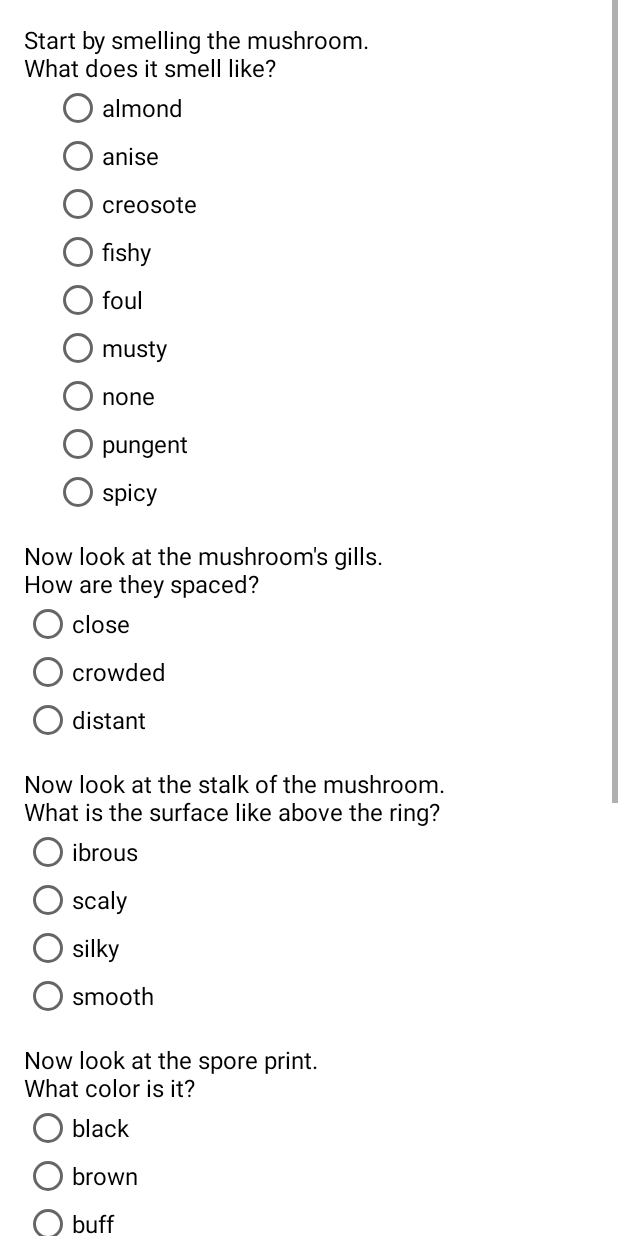
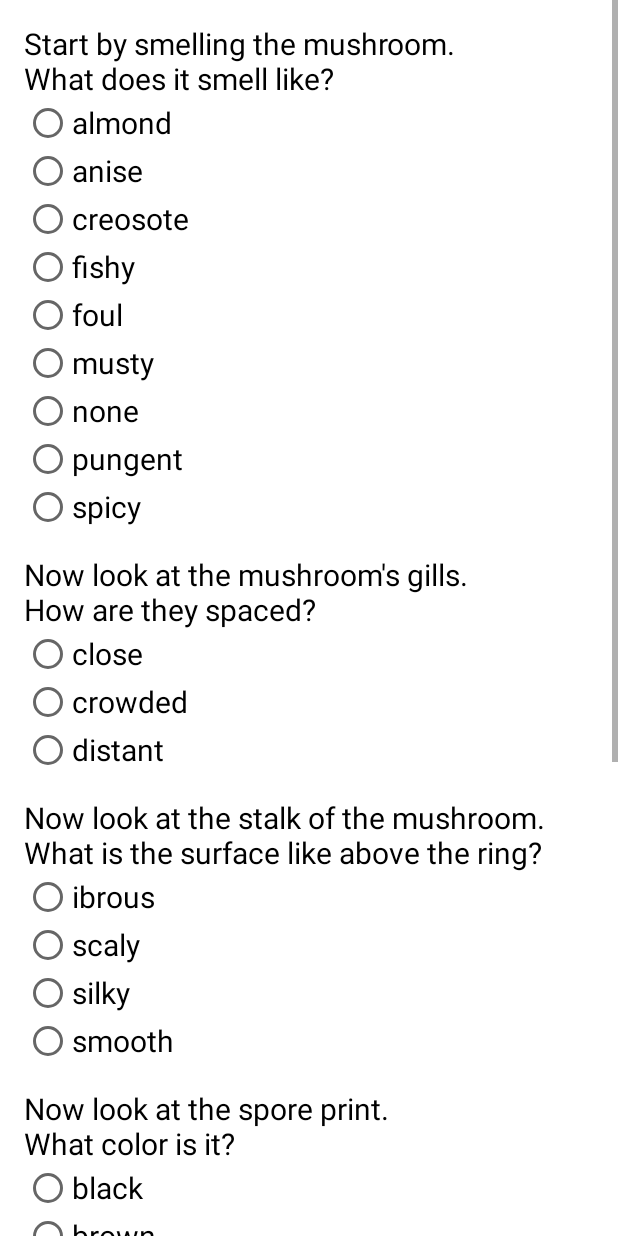
Before and after one commit to leonardishere/MushroomAnalyzer, an Android app: the screen it shows after launch (FeatureFormActivity), after a tap on "ANALYZE MUSHROOM", on a phone screen of 412 x 824 dp. Run offline under Robolectric (Android 15) with nearby library versions, the phone set to English and light mode, and no system bars.

Commit message:
last tweaks, created apk, released to play store

```diff
--- a/app/build.gradle
+++ b/app/build.gradle
@@ -7,8 +7,8 @@ android {
         applicationId "io.github.leonardishere.mushroomanalyzer"
         minSdkVersion 15
         targetSdkVersion 25
-        versionCode 1
-        versionName "1.0"
+        versionCode 2
+        versionName "2.0"
         testInstrumentationRunner "android.support.test.runner.AndroidJUnitRunner"
     }
     buildTypes {
--- a/app/src/main/java/io/github/leonardishere/mushroomanalyzer/FeatureFormActivity.java
+++ b/app/src/main/java/io/github/leonardishere/mushroomanalyzer/FeatureFormActivity.java
@@ -14,17 +14,12 @@ public class FeatureFormActivity extends AppCompatActivity{
     protected void onCreate(Bundle savedInstanceState) {
         super.onCreate(savedInstanceState);
         setContentView(R.layout.activity_feature_form);
-        Button button = (Button) findViewById(R.id.nextButton);
-        //button.setEnabled(false);
     }
 
-    /*
-    public void help(View view){
-        Intent intent = new Intent(this, DebugActivity.class);
-        intent.putExtra(getString(R.string.debug), "help isn't coming");
-        startActivity(intent);
-    }
-    */
+    /**
+     * Enables or disables the next button if all radio groups have a selection.
+     * @param view the radiobutton that was clicked
+     */
     public void onRadioButtonClicked(View view){
         RadioGroup[] groups = new RadioGroup[]{
                 (RadioGroup) findViewById(R.id.radioGroup0),
@@ -44,6 +39,10 @@ public class FeatureFormActivity extends AppCompatActivity{
         button.setEnabled(allSelected);
     }
 
+    /**
+     * Gets the values from the form and sends them to a new ResultsActivity.
+     * @param view the next button
+     */
     public void next(View view){
         String[] featureNames = new String[]{
             "odor",
@@ -60,6 +59,7 @@ public class FeatureFormActivity extends AppCompatActivity{
                 (RadioGroup) findViewById(R.id.radioGroup3),
                 (RadioGroup) findViewById(R.id.radioGroup4)
         };
+        //iterate over every radio group
         for(int i = 0; i < features.length; ++i){
             int id = groups[i].getCheckedRadioButtonId();
             if(id == -1){
--- a/app/src/main/res/layout/activity_feature_form.xml
+++ b/app/src/main/res/layout/activity_feature_form.xml
@@ -28,7 +28,6 @@
         <RadioGroup
             android:layout_width="match_parent"
             android:layout_height="wrap_content"
-            android:layout_marginLeft="20dp"
             android:id="@+id/radioGroup0"
             >
             <RadioButton
@@ -355,30 +354,8 @@
             android:onClick="next"
             android:enabled="false"
             android:id="@+id/nextButton"
+            android:textSize="20sp"
             />
-        <!--
-        <TextView
-            android:layout_width="match_parent"
-            android:layout_height="wrap_content"
-            android:text="@string/prompt"
-            />
-        <RadioGroup
-            android:layout_width="match_parent"
-            android:layout_height="wrap_content"
-            >
-            <RadioButton
-                android:layout_width="match_parent"
-                android:layout_height="wrap_content"
-                android:text="@string/radio__"
-                />
-        </RadioGroup>
-        <Button
-            android:layout_width="wrap_content"
-            android:layout_height="wrap_content"
-            android:text="@string/help"
-            android:onClick="help"
-            />
-        -->
         <android.support.v4.widget.Space
             android:layout_width="match_parent"
             android:layout_height="15dp" />
--- a/app/src/main/res/layout/activity_results.xml
+++ b/app/src/main/res/layout/activity_results.xml
@@ -13,7 +13,7 @@
     <TextView
         android:layout_width="match_parent"
         android:layout_height="wrap_content"
-        android:text="@string/empty"
+        android:text="@string/resultsActivityHeader"
         android:id="@+id/resultText1"
         android:textAlignment="center"
         />
@@ -23,7 +23,7 @@
         android:text="@string/empty"
         android:id="@+id/resultText2"
         android:textAlignment="center"
-        android:textSize="24sp"
+        android:textSize="28sp"
         />
     <TextView
         android:layout_width="match_parent"
--- a/app/src/main/res/values-v21/styles.xml
+++ b/app/src/main/res/values-v21/styles.xml
@@ -17,16 +17,16 @@
 
     <style name="CustomTextViewStyle" parent="android:Widget.TextView">
         <item name="android:textColor">#000000</item>
-        <item name="android:textSize">16sp</item>
+        <item name="android:textSize">20sp</item>
     </style>
 
     <style name="CustomRadioButtonStyle" parent="android:Widget.CompoundButton.RadioButton">
         <item name="android:textColor">#000000</item>
-        <item name="android:textSize">16sp</item>
+        <item name="android:textSize">20sp</item>
     </style>
     <style name="CustomButtonStyle" parent="android:Widget.Material.Button">
         <item name="android:textColor">#000000</item>
-        <item name="android:textSize">16sp</item>
+        <item name="android:textSize">20sp</item>
     </style>
     <style name="CustomButtonStyle2" parent="android:Widget.Material.Button">
     </style>
--- a/app/src/main/res/values/strings.xml
+++ b/app/src/main/res/values/strings.xml
@@ -10,13 +10,13 @@
     <string name="nothing">Nothing to see here. Yet.</string>
     <string name="empty"></string>
     <string name="contentDescription1">A picture of a mushroom.</string>
-    <string name="about">Have you ever found yourself hungry in the wilderness without the expertise of a survival expert?  Well now you have one in your pocket!  Simply plug in the features of the mushroom you wish to examine as prompted, and Mushroom Analyzer will use its machine learned classification system to identify the mushroom as edible or poisonous.  Using our application, one can identify mushrooms with reliable accuracy and reduce the amount of time that would otherwise go towards biological testing. The mushrooms in the data set are from the Lepiota and Agaricus genera and thus this application should not be used with other mushrooms.\n\nThis application represents the combined efforts of four students at Santa Clara University attempting to test and utilize different open-source libraries.  The application employs WEKA, a java-based toolkit implemented specifically to expedite several analysis processes.</string>
-    <string name="warning">Caution!\n\nNever eat mushrooms that have been identified with this app.\n\nThe consumption of mushrooms always happens at your own risk.\n\nThe app can not replace the advice of an experienced professional. It provides only basic knowledge to simplify the mushroom identification. The data is based on the actual state of knowledge and professional experience. However we can not give any guarentee for the correctness of the edibility-values.\n\nContinue if you agree with these conditions.\n</string>
+    <string name="about">Have you ever found yourself hungry in the wilderness without the expertise of a survival expert?  Well now you have one in your pocket! Simply plug in the features of the mushroom you wish to examine as prompted, and Mushroom Analyzer will use its machine learning classification system to identify the mushroom as edible or poisonous. Using our application, one can identify mushrooms with reliable accuracy and reduce the amount of time that would otherwise go towards biological testing. The mushrooms in the data set are from the Lepiota and Agaricus genera and thus this application should not be used with other mushrooms.\n\nThis application represents the combined efforts of four students at Santa Clara University attempting to test and utilize different open-source libraries.  The application employs WEKA, a java-based toolkit implemented specifically to expedite several analysis processes.</string>
+    <string name="warning">Caution!\n\nNever eat mushrooms that have been identified with this app.\n\nThe consumption of mushrooms always happens at your own risk.\n\nThe app can not replace the advice of an experienced professional. It provides only basic knowledge to simplify the mushroom identification. The data is based on the actual state of knowledge and professional experience. However we can not give any guarantee for the correctness of the edibility-values.\n\nContinue if you agree with these conditions.\n</string>
     <string name="help">Help!</string>
     <string name="debug">debug</string>
     <string name="next">next</string>
     <string name="features">features</string>
-    <!--<string name=""></string>-->
+    <string name="resultsActivityHeader">The mushroom you entered is</string>
 
     <!-- feature form stuff -->
     <!-- feature 5 -->
--- a/app/src/main/res/values/styles.xml
+++ b/app/src/main/res/values/styles.xml
@@ -6,24 +6,14 @@
         <item name="colorPrimary">@color/colorPrimary</item>
         <item name="colorPrimaryDark">@color/colorPrimaryDark</item>
         <!--<item name="colorAccent">@color/colorAccent</item>-->
-        <item name="colorAccent">@color/colorPrimary</item>
+        <item name="colorAccent">#FF0000</item>
         <item name="android:colorBackground">@android:color/background_light</item>
 
         <item name="android:textViewStyle">@style/CustomTextViewStyle</item>
     </style>
 
-    <style
-        name="CustomTextViewStyle"
-        parent="android:Widget.TextView"
-        >
+    <style name="CustomTextViewStyle" parent="android:Widget.TextView">
         <item name="android:textColor">#000000</item>
-        <!--<item name="android:textStyle">bold</item>-->
-        <!--<item name="android:textSize">12sp</item>-->
+        <item name="android:textSize">20sp</item>
     </style>
-
-    <!--
-    <style name="RobotoButtonStyle" parent="android:Widget.Holo.Button">
-        <item name="android:fontFamily">sans-serif-light</item>
-    </style>
-    -->
 </resources>
--- a/build.gradle
+++ b/build.gradle
@@ -5,7 +5,7 @@ buildscript {
         jcenter()
     }
     dependencies {
-        classpath 'com.android.tools.build:gradle:2.3.2'
+        classpath 'com.android.tools.build:gradle:2.3.3'
 
         // NOTE: Do not place your application dependencies here; they belong
         // in the individual module build.gradle files
```
Also changed, not shown: app/src/main/java/io/github/leonardishere/mushroomanalyzer/ResultsActivity.java (+27 -37 lines).
